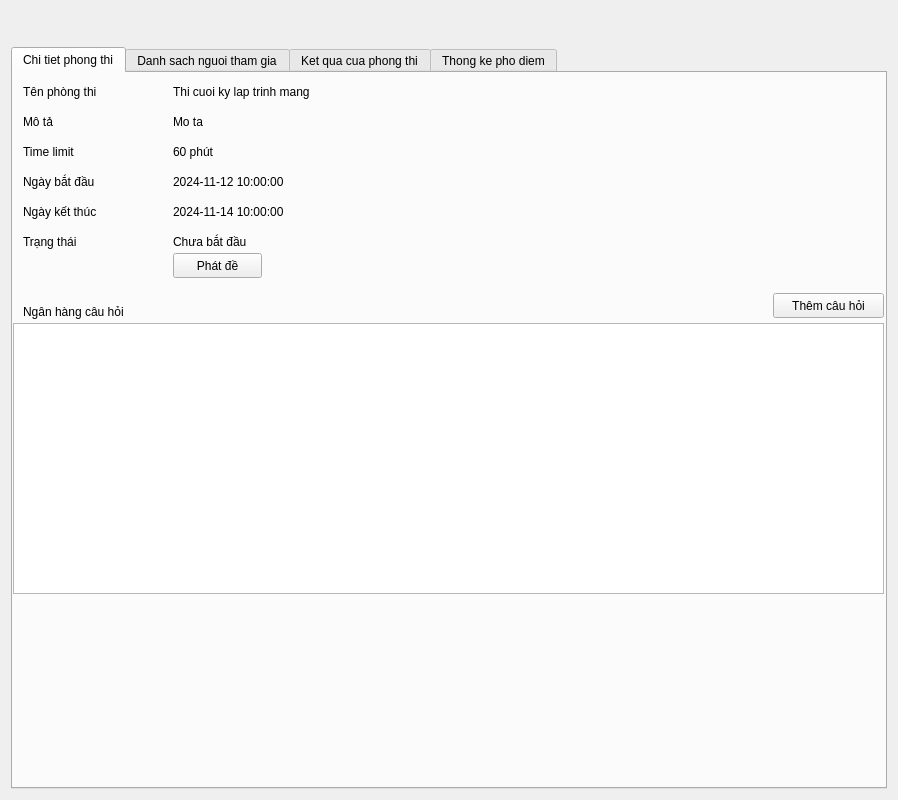
luandv03/Quizz-app, file frontend/examroomdialog.ui: the form before one commit.
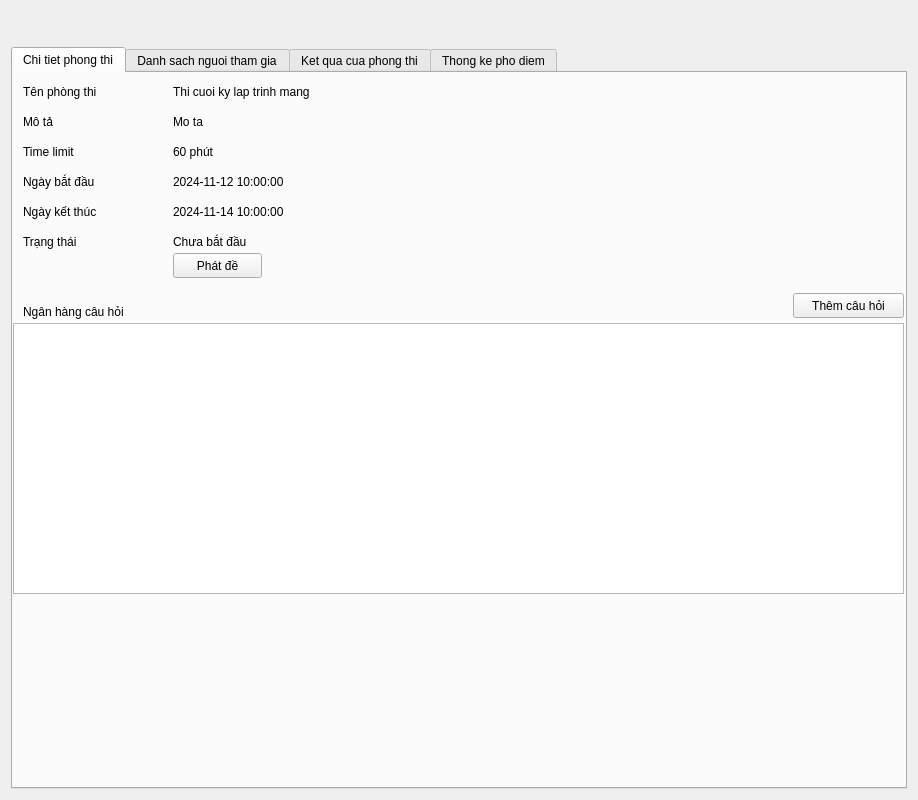
The form after the commit.

Diff of the .ui file:
```diff
--- a/frontend/examroomdialog.ui
+++ b/frontend/examroomdialog.ui
@@ -6,7 +6,7 @@
    <rect>
     <x>0</x>
     <y>0</y>
-    <width>898</width>
+    <width>918</width>
     <height>800</height>
    </rect>
   </property>
@@ -147,7 +147,7 @@
         <rect>
          <x>160</x>
          <y>40</y>
-         <width>67</width>
+         <width>701</width>
          <height>17</height>
         </rect>
        </property>
@@ -242,7 +242,7 @@
       <widget class="QPushButton" name="addQuestionButton">
        <property name="geometry">
         <rect>
-         <x>760</x>
+         <x>780</x>
          <y>220</y>
          <width>111</width>
          <height>25</height>
@@ -260,7 +260,7 @@
         <rect>
          <x>0</x>
          <y>250</y>
-         <width>871</width>
+         <width>891</width>
          <height>271</height>
         </rect>
        </property>
```
Left out of the diff: 8 changed lines with no effect on the pictures.
